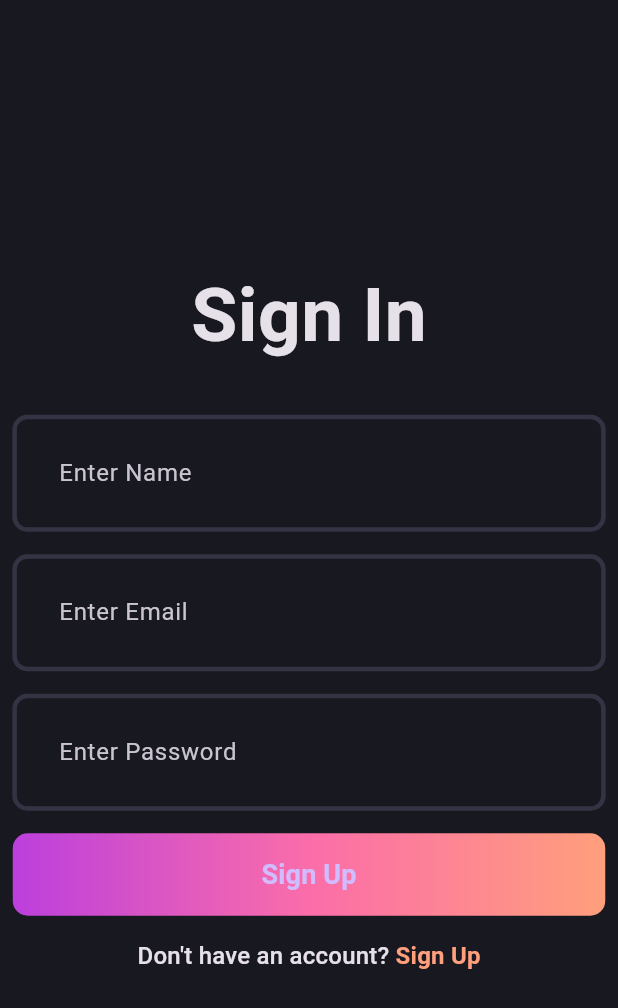
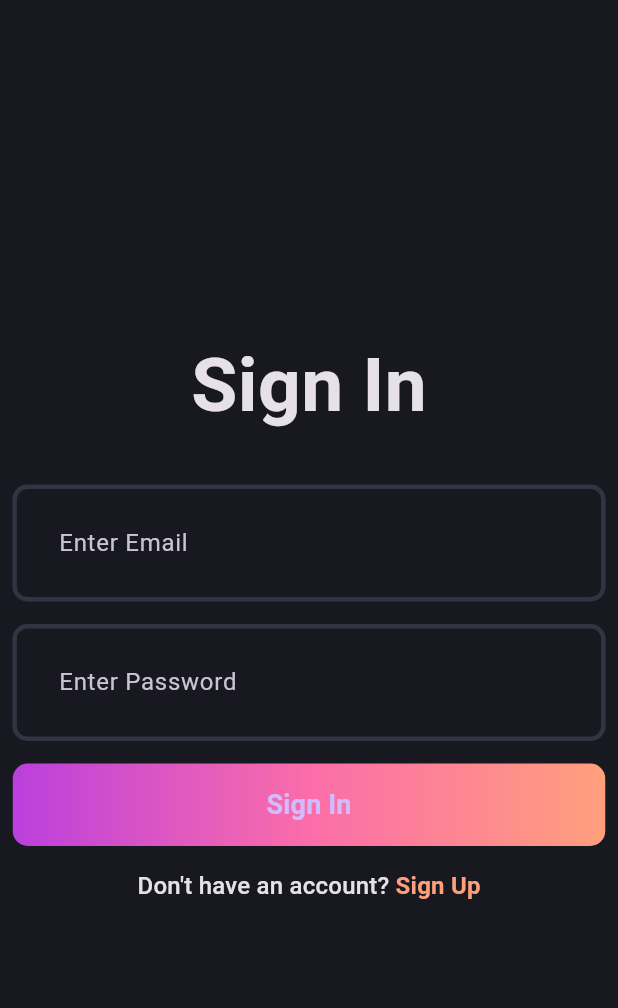
Before and after one commit to nirdeshika-07/blog_app, a Flutter app: the screen it shows after launch, on a phone screen of 412 x 824 dp. Shown: the top 1008 px of the screen. Run offline on Flutter 3.47's test engine with Material 3 defaults, Android fonts, the phone set to English and light mode, and no system bars.

Commit message:
Login Page Ui completed

```diff
--- a/lib/core/theme/blog_theme.dart
+++ b/lib/core/theme/blog_theme.dart
@@ -12,6 +12,9 @@ class BlogTheme{
 
   static final darkThemeMode = ThemeData.dark().copyWith(
     scaffoldBackgroundColor: BlogPallete.backgroundColor,
+    appBarTheme:const AppBarTheme(
+      backgroundColor: BlogPallete.backgroundColor
+    ),
     inputDecorationTheme: InputDecorationTheme(
       contentPadding: const EdgeInsets.all(27),
       enabledBorder: _border(),
--- a/lib/main.dart
+++ b/lib/main.dart
@@ -1,5 +1,5 @@
 import 'package:blog_app/core/theme/blog_theme.dart';
-import 'package:blog_app/presentation/screens/signup_screen.dart';
+import 'package:blog_app/presentation/screens/login_screen.dart';
 import 'package:flutter/material.dart';
 
 void main() {
@@ -19,7 +19,7 @@ class MyApp extends StatelessWidget {
       // ThemeData(
       //   colorScheme: ColorScheme.fromSeed(seedColor: Colors.deepPurple),
       // ),
-      home: SignupScreen(),
+      home: LoginScreen(),
     );
   }
 }
--- a/lib/presentation/screens/login_screen.dart
+++ b/lib/presentation/screens/login_screen.dart
@@ -0,0 +1,89 @@
+import 'package:blog_app/core/theme/blog_pallete.dart';
+import 'package:blog_app/presentation/screens/signup_screen.dart';
+import 'package:blog_app/presentation/widgets/auth_field.dart';
+import 'package:blog_app/presentation/widgets/auth_gradient_button.dart';
+import 'package:flutter/material.dart';
+
+class LoginScreen extends StatefulWidget {
+  static route() => MaterialPageRoute(
+      builder: (context) => const SignupScreen()
+  );
+  const LoginScreen({super.key});
+
+  @override
+  State<LoginScreen> createState() => _LoginScreenState();
+}
+
+class _LoginScreenState extends State<LoginScreen> {
+  final formKey = GlobalKey<FormState>();
+  final emailController = TextEditingController();
+  final passwordController = TextEditingController();
+
+  @override
+  void dispose() {
+    emailController.dispose();
+    passwordController.dispose();
+    super.dispose();// Let flutter dispose rest of the remaining state
+  }
+
+  @override
+  Widget build(BuildContext context) {
+    return Scaffold(
+      body: Padding(
+        padding: EdgeInsets.symmetric(
+            horizontal: MediaQuery.of(context).size.width*0.02
+        ),
+        child: Form(
+          key: formKey,
+          child: Column(
+            mainAxisAlignment: MainAxisAlignment.center,
+            children: [
+              const Text(
+                'Sign In',
+                style: TextStyle(
+                    fontSize: 50,
+                    fontWeight: FontWeight.bold
+                ),
+              ),
+              const SizedBox(
+                height: 30,
+              ),
+              AuthField(hintText: 'Enter Email', controller: emailController,),
+              const SizedBox(
+                height: 15,
+              ),
+              AuthField(hintText: 'Enter Password', controller: passwordController, isObscureText: true,),
+              const SizedBox(
+                height: 15,
+              ),
+              const AuthGradientButton(textValue: 'Sign In',),
+              const SizedBox(
+                height: 15,
+              ),
+              GestureDetector(
+                onTap: (){
+                  Navigator.push(context, LoginScreen.route());
+                },
+                child: RichText(
+                  text: TextSpan(
+                      text: 'Don\'t have an account? ',
+                      style: Theme.of(context).textTheme.titleMedium,
+                      children: [
+                        TextSpan(
+                          text: 'Sign Up',
+                          style: Theme.of(context).textTheme.titleMedium?.copyWith(
+                              color: BlogPallete.gradient3,
+                              fontWeight: FontWeight.bold
+                          ),
+                        ),
+                      ]
+                  ),
+                ),
+              )
+            ],
+          ),
+        ),
+      ),
+    );
+  }
+}
--- a/lib/presentation/widgets/auth_field.dart
+++ b/lib/presentation/widgets/auth_field.dart
@@ -2,17 +2,29 @@ import 'package:flutter/material.dart';
 
 class AuthField extends StatelessWidget {
   final String hintText;
+  final TextEditingController controller;
+  final bool isObscureText;
   const AuthField({
     super.key,
     required this.hintText,
+    required this.controller,
+    this.isObscureText = false,
   });
 
   @override
   Widget build(BuildContext context) {
     return TextFormField(
+      controller: controller,
       decoration: InputDecoration(
         hintText: hintText
       ),
+      validator: (value){
+        if(value!.isEmpty){
+          return '$hintText is missing';
+        }
+        return null;
+      },
+      obscureText: isObscureText,
     );
   }
 }
--- a/lib/presentation/widgets/auth_gradient_button.dart
+++ b/lib/presentation/widgets/auth_gradient_button.dart
@@ -2,7 +2,11 @@ import 'package:blog_app/core/theme/blog_pallete.dart';
 import 'package:flutter/material.dart';
 
 class AuthGradientButton extends StatelessWidget {
-  const AuthGradientButton({super.key});
+  final String textValue;
+  const AuthGradientButton({
+    super.key,
+    required this.textValue
+  });
 
   @override
   Widget build(BuildContext context) {
@@ -24,7 +28,7 @@ class AuthGradientButton extends StatelessWidget {
           shadowColor: BlogPallete.transparentColor
         ),
         child: Text(
-            'Sign Up',
+            textValue,
           style: TextStyle(
             fontSize: 18,
             fontWeight: FontWeight.w600
```
Also changed, not shown: lib/presentation/screens/signup_screen.dart (+37 -9 lines).
